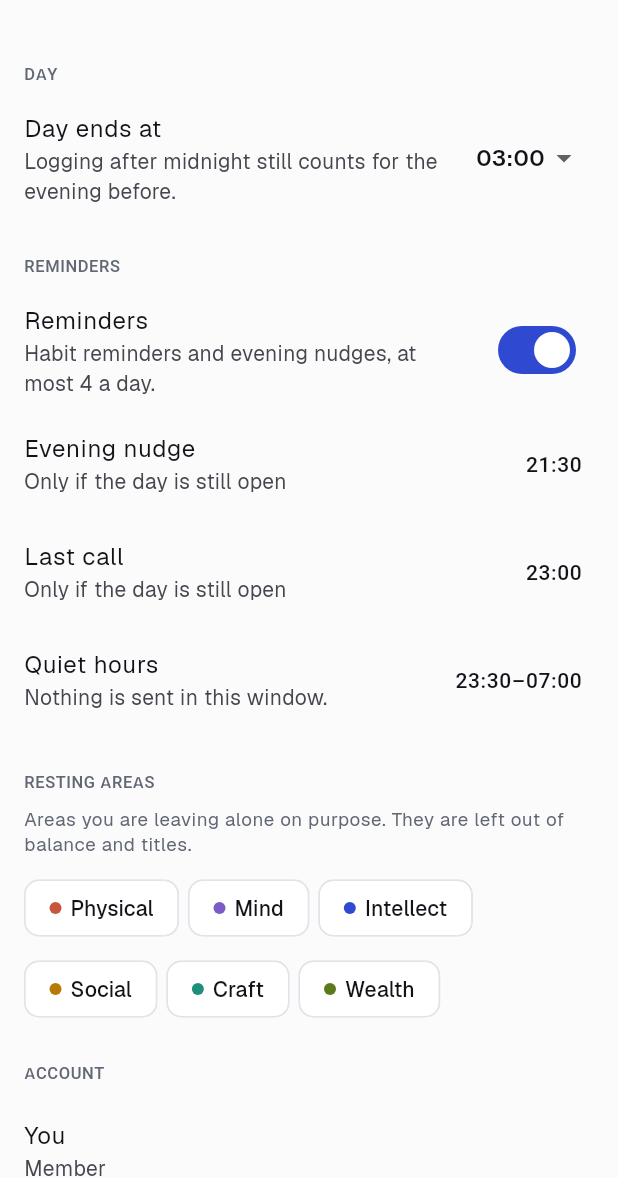
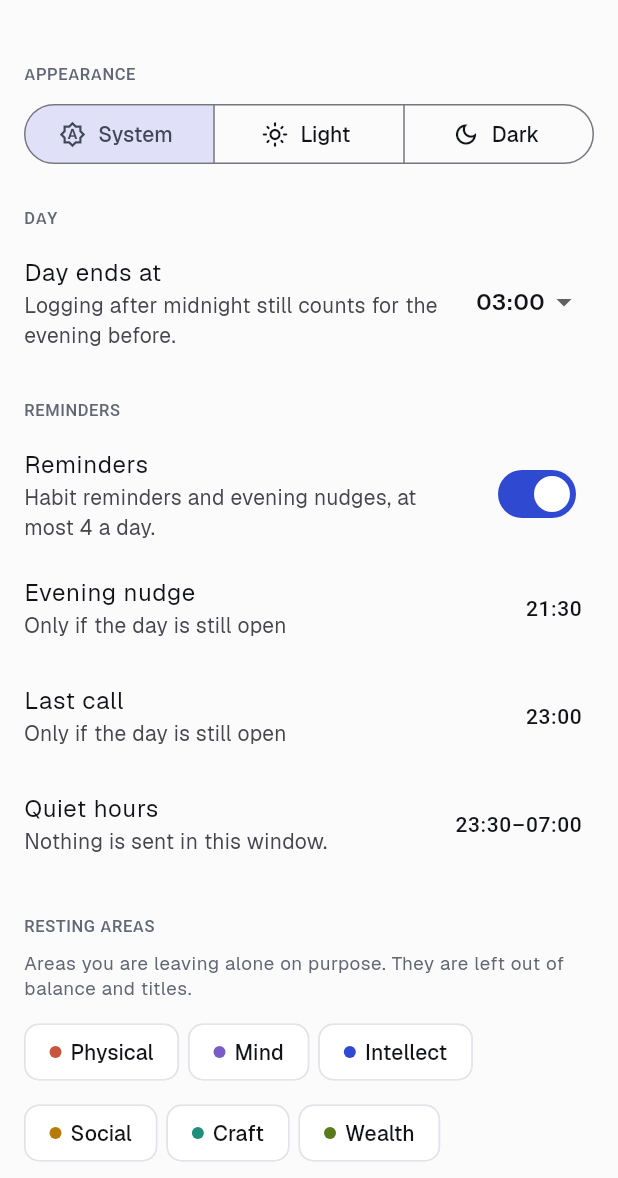
Before and after one commit to soorya2020/habit-tracker-, a Flutter app: the SettingsScreen screen opened by its route, on a phone screen of 412 x 824 dp, the part 58-1236 px from its top. Run offline on Flutter 3.47's test engine with Material 3 defaults, Android fonts, the phone set to English and light mode, and no system bars; our stand-ins replace flutter_local_notifications, flutter_riverpod, flutter_timezone, go_router, google_fonts, shared_preferences and 1 more; accounts and stored records are empty.

Commit message:
Add a Light / Dark / System theme switch in Settings
The choice is stored on the phone. System, which follows the phone's
setting, stays the default.

Co-Authored-By: Claude Opus 5.5 (1M context) <noreply@anthropic.com>
Claude-Session: https://claude.ai/code/session_01L8BCGBH7nf8hLeiusLSPVo

```diff
--- a/lib/app.dart
+++ b/lib/app.dart
@@ -54,6 +54,7 @@ class OnePercentApp extends ConsumerWidget {
         debugShowCheckedModeBanner: false,
         theme: buildTheme(Brightness.light),
         darkTheme: buildTheme(Brightness.dark),
+        themeMode: ref.watch(themeModeProvider),
         routerConfig: ref.watch(routerProvider),
       );
 }
--- a/lib/features/settings/settings_screen.dart
+++ b/lib/features/settings/settings_screen.dart
@@ -30,6 +30,20 @@ class SettingsScreen extends ConsumerWidget {
       appBar: AppBar(title: const Text('Settings')),
       body: ListView(
         children: [
+          section('Appearance'),
+          Padding(
+            padding: const EdgeInsets.symmetric(horizontal: 16),
+            child: SegmentedButton<ThemeMode>(
+              segments: const [
+                ButtonSegment(value: ThemeMode.system, label: Text('System'), icon: Icon(Icons.brightness_auto_outlined)),
+                ButtonSegment(value: ThemeMode.light, label: Text('Light'), icon: Icon(Icons.light_mode_outlined)),
+                ButtonSegment(value: ThemeMode.dark, label: Text('Dark'), icon: Icon(Icons.dark_mode_outlined)),
+              ],
+              selected: {ref.watch(themeModeProvider)},
+              showSelectedIcon: false,
+              onSelectionChanged: (s) => ref.read(themeModeProvider.notifier).set(s.first),
+            ),
+          ),
           section('Day'),
           ListTile(
             title: const Text('Day ends at'),
--- a/lib/main.dart
+++ b/lib/main.dart
@@ -19,6 +19,7 @@ Future<void> main() async {
   }
   runApp(ProviderScope(
     overrides: [
+      prefsProvider.overrideWithValue(prefs),
       repositoryProvider.overrideWithValue(repo),
       authServiceProvider.overrideWithValue(LocalAuth(prefs)),
     ],
```
Also changed, not shown: lib/state/providers.dart (+26 -0 lines).
